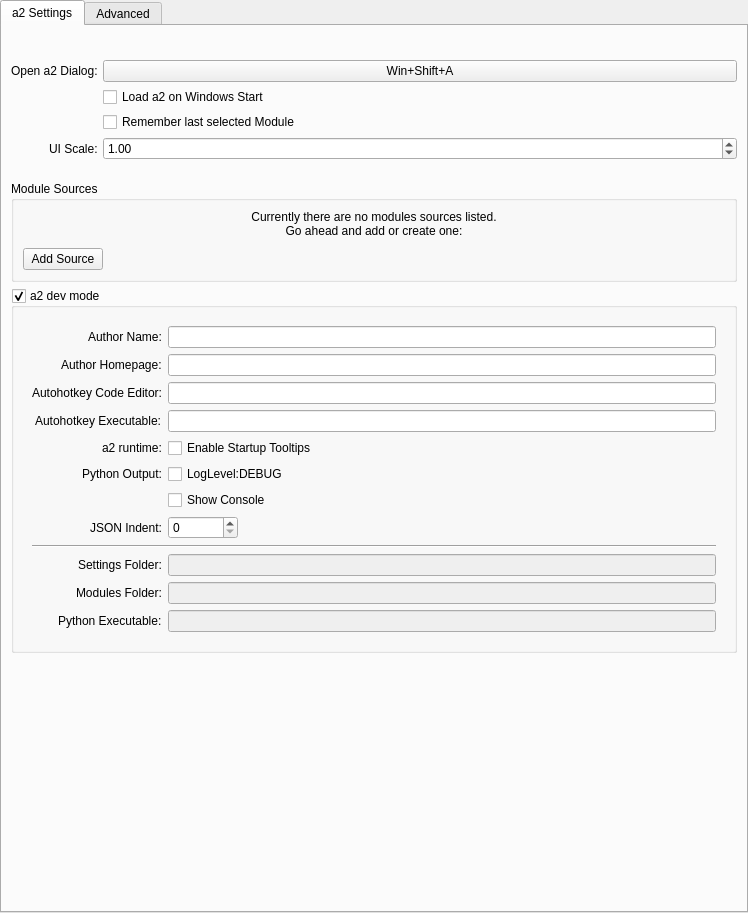
First picture: the form in ui/a2widget/a2settings_view.ui, repository ewerybody/a2, before the edit.
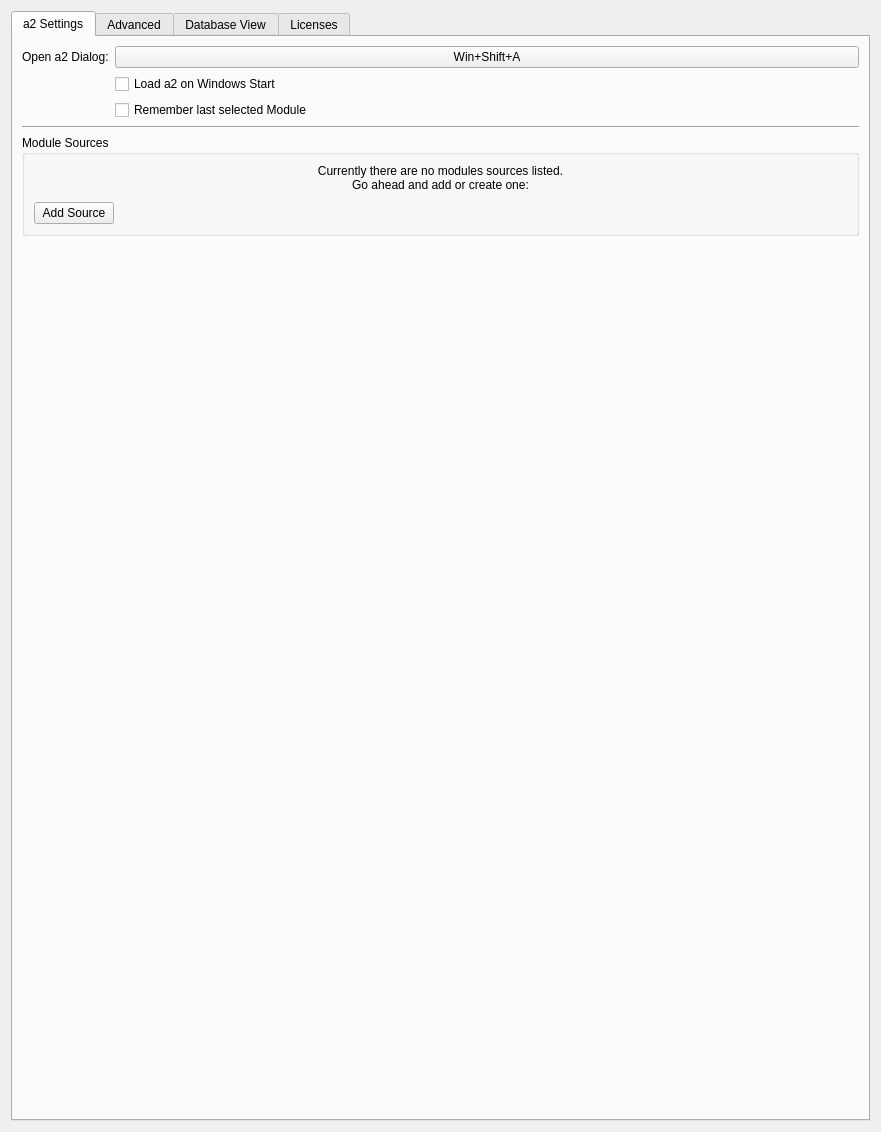
Second picture: the form after the edit. Custom widgets are drawn as their Qt base class.

Commit message: settings view: added tabs, moved stuff to Advanced

```diff
--- a/ui/a2widget/a2settings_view.ui
+++ b/ui/a2widget/a2settings_view.ui
@@ -6,17 +6,14 @@
    <rect>
     <x>0</x>
     <y>0</y>
-    <width>748</width>
-    <height>913</height>
+    <width>881</width>
+    <height>1132</height>
    </rect>
   </property>
   <property name="windowTitle">
    <string notr="true">a2settings</string>
   </property>
   <layout class="QVBoxLayout" name="verticalLayout_2">
-   <property name="margin">
-    <number>0</number>
-   </property>
    <item>
     <widget class="QTabWidget" name="tabWidget">
      <property name="currentIndex">
@@ -29,32 +26,17 @@
       <layout class="QVBoxLayout" name="verticalLayout">
        <item>
         <layout class="QFormLayout" name="formLayout">
-         <property name="fieldGrowthPolicy">
-          <enum>QFormLayout::AllNonFixedFieldsGrow</enum>
-         </property>
          <property name="labelAlignment">
           <set>Qt::AlignRight|Qt::AlignTrailing|Qt::AlignVCenter</set>
          </property>
-         <property name="horizontalSpacing">
-          <number>5</number>
-         </property>
-         <property name="verticalSpacing">
-          <number>5</number>
-         </property>
-         <property name="topMargin">
-          <number>25</number>
-         </property>
-         <property name="bottomMargin">
-          <number>15</number>
-         </property>
-         <item row="1" column="0">
+         <item row="0" column="0">
           <widget class="QLabel" name="label_3">
            <property name="text">
             <string>Open a2 Dialog:</string>
            </property>
           </widget>
          </item>
-         <item row="1" column="1">
+         <item row="0" column="1">
           <widget class="A2Hotkey" name="a2hotkey">
            <property name="enabled">
             <bool>true</bool>
@@ -64,43 +46,36 @@
            </property>
           </widget>
          </item>
-         <item row="2" column="1">
+         <item row="1" column="1">
           <widget class="QCheckBox" name="load_on_win_start">
            <property name="text">
             <string>Load a2 on Windows Start</string>
            </property>
           </widget>
          </item>
-         <item row="3" column="1">
+         <item row="2" column="1">
           <widget class="QCheckBox" name="remember_selection">
            <property name="text">
             <string>Remember last selected Module</string>
            </property>
           </widget>
          </item>
-         <item row="4" column="1">
-          <widget class="A2Slider" name="ui_scale_slider">
-           <property name="decimals">
-            <number>2</number>
+         <item row="3" column="0" colspan="2">
+          <widget class="Line" name="line_2">
+           <property name="sizePolicy">
+            <sizepolicy hsizetype="Minimum" vsizetype="Fixed">
+             <horstretch>0</horstretch>
+             <verstretch>0</verstretch>
+            </sizepolicy>
            </property>
-           <property name="minimum">
-            <double>0.300000000000000</double>
+           <property name="minimumSize">
+            <size>
+             <width>100</width>
+             <height>0</height>
+            </size>
            </property>
-           <property name="maximum">
-            <double>2.000000000000000</double>
-           </property>
-           <property name="singleStep">
-            <double>0.050000000000000</double>
-           </property>
-           <property name="value">
-            <double>1.000000000000000</double>
-           </property>
-          </widget>
-         </item>
-         <item row="4" column="0">
-          <widget class="QLabel" name="ui_scale_label">
-           <property name="text">
-            <string>UI Scale:</string>
+           <property name="orientation">
+            <enum>Qt::Horizontal</enum>
            </property>
           </widget>
          </item>
@@ -167,6 +142,52 @@
         </widget>
        </item>
        <item>
+        <spacer name="verticalSpacer">
+         <property name="orientation">
+          <enum>Qt::Vertical</enum>
+         </property>
+         <property name="sizeHint" stdset="0">
+          <size>
+           <width>0</width>
+           <height>0</height>
+          </size>
+         </property>
+        </spacer>
+       </item>
+      </layout>
+     </widget>
+     <widget class="QWidget" name="tab">
+      <attribute name="title">
+       <string>Advanced</string>
+      </attribute>
+      <layout class="QFormLayout" name="formLayout_3">
+       <item row="0" column="0">
+        <widget class="QLabel" name="ui_scale_label">
+         <property name="text">
+          <string>UI Scale:</string>
+         </property>
+        </widget>
+       </item>
+       <item row="0" column="1">
+        <widget class="A2Slider" name="ui_scale_slider">
+         <property name="decimals">
+          <number>2</number>
+         </property>
+         <property name="minimum">
+          <double>0.300000000000000</double>
+         </property>
+         <property name="maximum">
+          <double>2.000000000000000</double>
+         </property>
+         <property name="singleStep">
+          <double>0.050000000000000</double>
+         </property>
+         <property name="value">
+          <double>1.000000000000000</double>
+         </property>
+        </widget>
+       </item>
+       <item row="1" column="0" colspan="2">
         <widget class="QGroupBox" name="dev_box">
          <property name="title">
           <string>a2 dev mode</string>
@@ -178,9 +199,6 @@
           <item>
            <widget class="QWidget" name="dev_widget" native="true">
             <layout class="QFormLayout" name="formLayout_2">
-             <property name="fieldGrowthPolicy">
-              <enum>QFormLayout::AllNonFixedFieldsGrow</enum>
-             </property>
              <property name="labelAlignment">
               <set>Qt::AlignRight|Qt::AlignTrailing|Qt::AlignVCenter</set>
              </property>
@@ -343,24 +361,16 @@
          </layout>
         </widget>
        </item>
-       <item>
-        <spacer name="verticalSpacer">
-         <property name="orientation">
-          <enum>Qt::Vertical</enum>
-         </property>
-         <property name="sizeHint" stdset="0">
-          <size>
-           <width>0</width>
-           <height>222</height>
-          </size>
-         </property>
-        </spacer>
-       </item>
       </layout>
      </widget>
-     <widget class="QWidget" name="tab">
+     <widget class="QWidget" name="tab_4">
       <attribute name="title">
-       <string>Advanced</string>
+       <string>Database View</string>
+      </attribute>
+     </widget>
+     <widget class="QWidget" name="tab_3">
+      <attribute name="title">
+       <string>Licenses</string>
       </attribute>
      </widget>
     </widget>
```
The commit also changes 1 other file.
